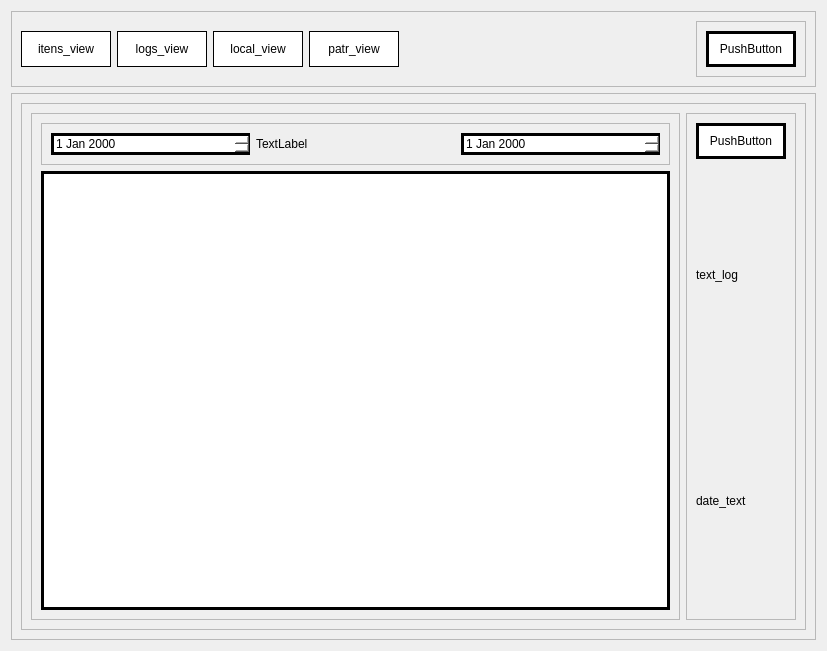
This is PATP/asset_ctrl/previa/rel_view.ui in eduardogm22/controle_patrimonio as Qt 5 draws it before an edit. The edited form follows.
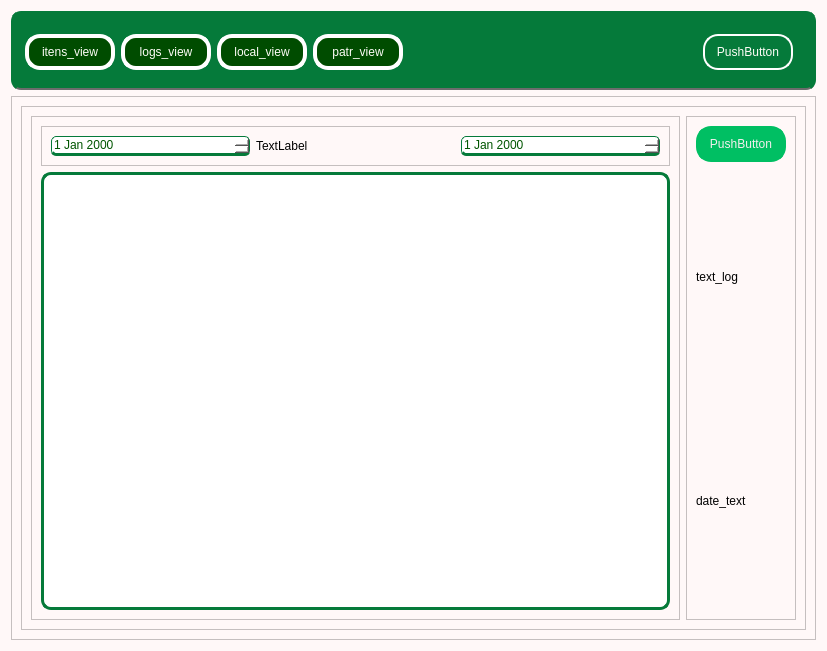
This is the edited form.

```diff
--- a/PATP/asset_ctrl/previa/rel_view.ui
+++ b/PATP/asset_ctrl/previa/rel_view.ui
@@ -13,9 +13,19 @@
   <property name="windowTitle">
    <string>Form</string>
   </property>
+  <property name="styleSheet">
+   <string notr="true">background-color : rgb(255, 248, 248)</string>
+  </property>
   <layout class="QVBoxLayout" name="verticalLayout">
    <item>
     <widget class="QFrame" name="frame">
+     <property name="styleSheet">
+      <string notr="true">border-radius:
+10px;
+border:5px solid #057A3A;
+background-color: #057A3A;
+border-bottom: 2px solid rgb(108, 108, 108);</string>
+     </property>
      <property name="frameShape">
       <enum>QFrame::StyledPanel</enum>
      </property>
@@ -41,8 +51,24 @@
          <cursorShape>PointingHandCursor</cursorShape>
         </property>
         <property name="styleSheet">
-         <string notr="true">background-color:white;
-border:1px solid black;</string>
+         <string notr="true">
+
+QPushButton { color:rgb(254, 253, 247);
+	border-radius:15px;		
+	border: 4px solid rgb(255, 255, 255);
+	background-color: rgb(0, 76, 0)
+
+ }
+
+QPushButton:hover{background-color:#057A3A;color:white}
+
+QPushButton:pressed{
+ padding-left: 5px;
+ padding-top:5px;
+ 
+	background-color: rgb(0, 85, 0);
+ 
+}</string>
         </property>
         <property name="text">
          <string>itens_view</string>
@@ -67,8 +93,24 @@
          <cursorShape>PointingHandCursor</cursorShape>
         </property>
         <property name="styleSheet">
-         <string notr="true">background-color:white;
-border:1px solid black;</string>
+         <string notr="true">
+
+QPushButton { color:rgb(254, 253, 247);
+	border-radius:15px;		
+	border: 4px solid rgb(255, 255, 255);
+	background-color: rgb(0, 76, 0)
+
+ }
+
+QPushButton:hover{background-color:#057A3A;color:white}
+
+QPushButton:pressed{
+ padding-left: 5px;
+ padding-top:5px;
+ 
+	background-color: rgb(0, 85, 0);
+ 
+}</string>
         </property>
         <property name="text">
          <string>logs_view</string>
@@ -93,8 +135,24 @@
          <cursorShape>PointingHandCursor</cursorShape>
         </property>
         <property name="styleSheet">
-         <string notr="true">background-color:white;
-border:1px solid black;</string>
+         <string notr="true">
+
+QPushButton { color:rgb(254, 253, 247);
+	border-radius:15px;		
+	border: 4px solid rgb(255, 255, 255);
+	background-color: rgb(0, 76, 0)
+
+ }
+
+QPushButton:hover{background-color:#057A3A;color:white}
+
+QPushButton:pressed{
+ padding-left: 5px;
+ padding-top:5px;
+ 
+	background-color: rgb(0, 85, 0);
+ 
+}</string>
         </property>
         <property name="text">
          <string>local_view</string>
@@ -119,8 +177,24 @@
          <cursorShape>PointingHandCursor</cursorShape>
         </property>
         <property name="styleSheet">
-         <string notr="true">background-color:white;
-border:1px solid black;</string>
+         <string notr="true">
+
+QPushButton { color:rgb(254, 253, 247);
+	border-radius:15px;		
+	border: 4px solid rgb(255, 255, 255);
+	background-color: rgb(0, 76, 0)
+
+ }
+
+QPushButton:hover{background-color:#057A3A;color:white}
+
+QPushButton:pressed{
+ padding-left: 5px;
+ padding-top:5px;
+ 
+	background-color: rgb(0, 85, 0);
+ 
+}</string>
         </property>
         <property name="text">
          <string>patr_view</string>
@@ -129,6 +203,9 @@
       </item>
       <item alignment="Qt::AlignRight|Qt::AlignTop">
        <widget class="QFrame" name="frame_4">
+        <property name="styleSheet">
+         <string notr="true">border:0</string>
+        </property>
         <property name="frameShape">
          <enum>QFrame::StyledPanel</enum>
         </property>
@@ -151,8 +228,21 @@
             </size>
            </property>
            <property name="styleSheet">
-            <string notr="true">background-color:white;	
-border:3px solid black;</string>
+            <string notr="true">QPushButton { color:rgb(254, 253, 247);
+	border-radius:15px;		
+	border: 2px solid rgb(255, 255, 255);
+
+ }
+
+QPushButton:hover{background-color:rgb(0, 170, 0);color:white}
+
+QPushButton:pressed{
+ padding-left: 5px;
+ padding-top:5px;
+ 
+	background-color: rgb(0, 85, 0);
+ 
+}</string>
            </property>
            <property name="text">
             <string>PushButton</string>
@@ -204,8 +294,21 @@
                <item>
                 <widget class="QDateEdit" name="dateEdit">
                  <property name="styleSheet">
-                  <string notr="true">background-color:white;	
-border:3px solid black;</string>
+                  <string notr="true">QDateEdit{
+color:rgb(0, 85, 0);
+background-color:white;	
+border-radius: 5px;
+border: 1px solid #057A3A;
+border-bottom: 3px solid #057A3A;
+}
+
+
+/* Estilo dos botões de navegação */
+QCalendarWidget QToolButton {
+    color: #FFFFFF; /* Cor do texto dos botões */
+    background-color: rgb(0, 85, 0); /* Cor de fundo dos botões */
+    border: none; /* Sem borda */
+}</string>
                  </property>
                 </widget>
                </item>
@@ -219,8 +322,21 @@
                <item>
                 <widget class="QDateEdit" name="dateEdit_2">
                  <property name="styleSheet">
-                  <string notr="true">background-color:white;	
-border:3px solid black;</string>
+                  <string notr="true">QDateEdit{
+color:rgb(0, 85, 0);
+background-color:white;	
+border-radius: 5px;
+border: 1px solid #057A3A;
+border-bottom: 3px solid #057A3A;
+}
+
+
+/* Estilo dos botões de navegação */
+QCalendarWidget QToolButton {
+    color: #FFFFFF; /* Cor do texto dos botões */
+    background-color: rgb(0, 85, 0); /* Cor de fundo dos botões */
+    border: none; /* Sem borda */
+}</string>
                  </property>
                 </widget>
                </item>
@@ -231,7 +347,10 @@
              <widget class="QListView" name="listView">
               <property name="styleSheet">
                <string notr="true">background-color:white;	
-border:3px solid black;</string>
+border:3px solid #057A3A;
+border-radius:10px
+
+</string>
               </property>
              </widget>
             </item>
@@ -262,8 +381,22 @@
                </size>
               </property>
               <property name="styleSheet">
-               <string notr="true">background-color:white;	
-border:3px solid black;</string>
+               <string notr="true">
+
+QPushButton { color: rgb(243, 239, 238);
+	border-radius:15px;		
+	border: 4px solid #00BF63;
+	background-color:#00BF63;
+ }
+
+QPushButton:hover{background-color:rgb(255, 240, 238);color:#00BF63}
+
+QPushButton:pressed{
+ padding-left: 5px;
+ padding-top:5px;
+	background-color: rgb(227, 227, 227);
+ 
+}</string>
               </property>
               <property name="text">
                <string>PushButton</string>
```
